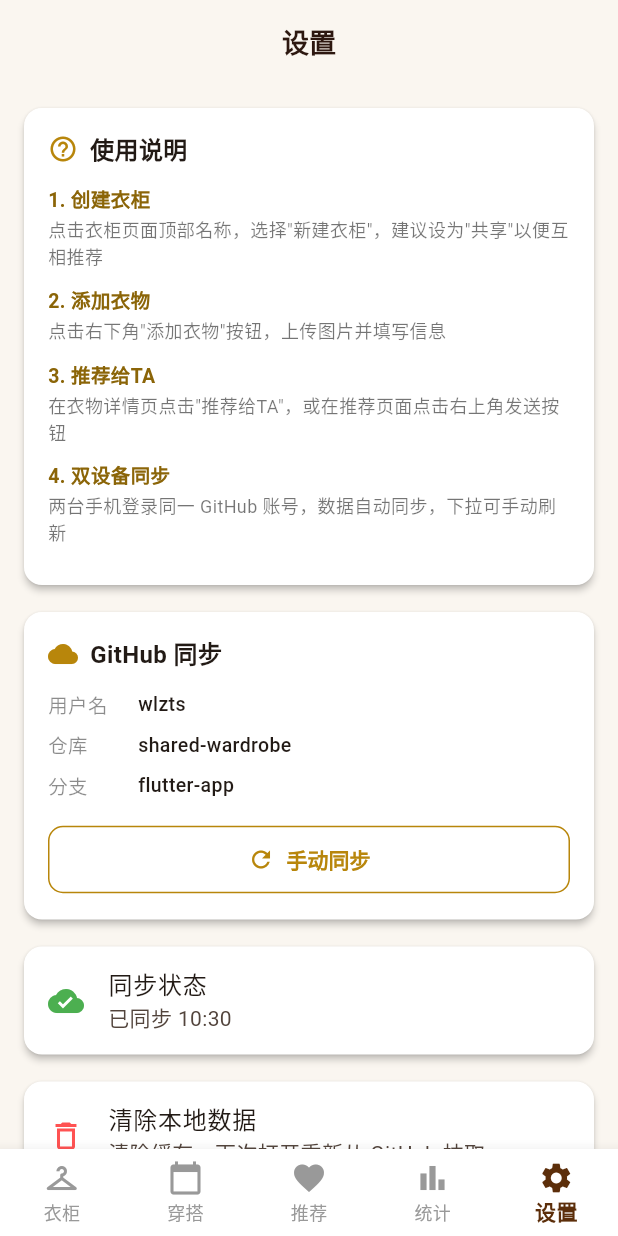
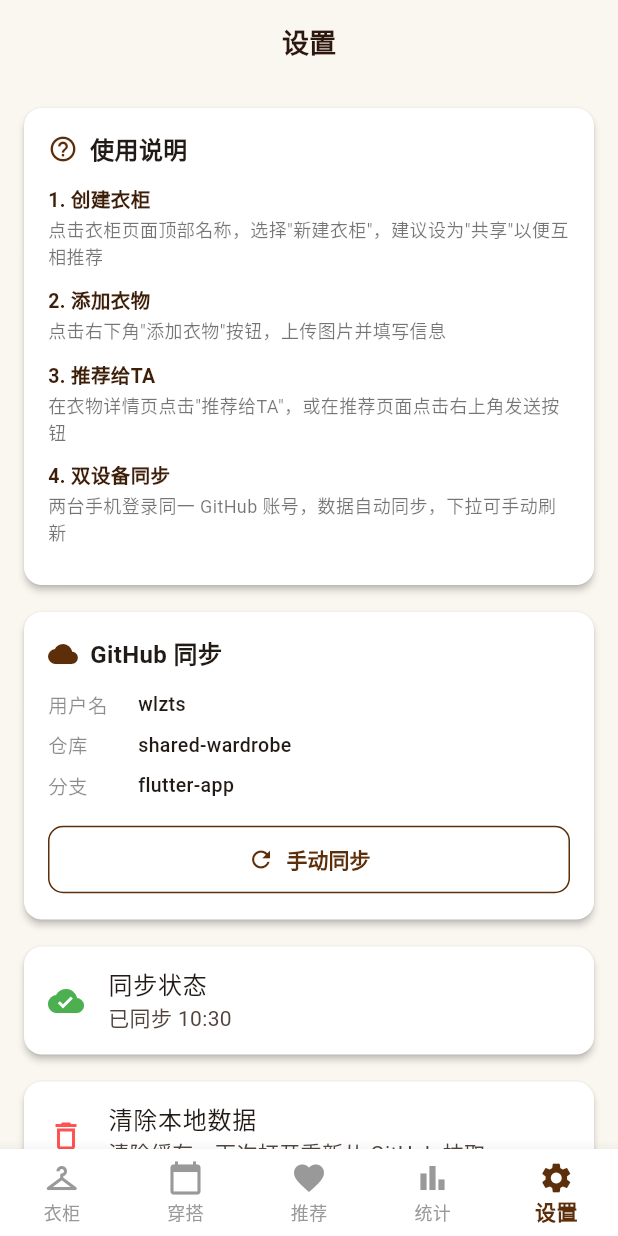
Before and after one commit to wlzts/shared-wardrobe, a Flutter app: the screen it shows after launch, item 5 of the bottom bar chosen, on a phone screen of 412 x 824 dp. Run offline on Flutter 3.47's test engine with Material 3 defaults, Android fonts, the light colour scheme and no system bars; our stand-ins replace cached_network_image, fl_chart, image_picker, shared_preferences; network calls fail.

Commit message:
optimize: lib/screens/settings_screen.dart

```diff
--- a/lib/screens/settings_screen.dart
+++ b/lib/screens/settings_screen.dart
@@ -20,7 +20,7 @@ class SettingsScreen extends StatelessWidget {
               child: Column(
                 crossAxisAlignment: CrossAxisAlignment.start,
                 children: [
-                  const Row(children: [Icon(Icons.help_outline, color: Color(0xFFB8860B), size: 20), SizedBox(width: 8), Text('使用说明', style: TextStyle(fontSize: 16, fontWeight: FontWeight.bold))]),
+                  const Row(children: [Icon(Icons.help_outline, color: Color(0xFF5C2E0A), size: 20), SizedBox(width: 8), Text('使用说明', style: TextStyle(fontSize: 16, fontWeight: FontWeight.bold))]),
                   const SizedBox(height: 12),
                   _helpItem('1. 创建衣柜', '点击衣柜页面顶部名称，选择"新建衣柜"，建议设为"共享"以便互相推荐'),
                   _helpItem('2. 添加衣物', '点击右下角"添加衣物"按钮，上传图片并填写信息'),
@@ -39,7 +39,7 @@ class SettingsScreen extends StatelessWidget {
               child: Column(
                 crossAxisAlignment: CrossAxisAlignment.start,
                 children: [
-                  const Row(children: [Icon(Icons.cloud, color: Color(0xFFB8860B), size: 20), SizedBox(width: 8), Text('GitHub 同步', style: TextStyle(fontSize: 16, fontWeight: FontWeight.bold))]),
+                  const Row(children: [Icon(Icons.cloud, color: Color(0xFF5C2E0A), size: 20), SizedBox(width: 8), Text('GitHub 同步', style: TextStyle(fontSize: 16, fontWeight: FontWeight.bold))]),
                   const SizedBox(height: 12),
                   _infoRow('用户名', state.username),
                   _infoRow('仓库', state.gh.repo),
@@ -52,7 +52,7 @@ class SettingsScreen extends StatelessWidget {
                           onPressed: state.isSyncing ? null : () => state.sync(),
                           icon: Icon(state.isSyncing ? Icons.sync : Icons.refresh, size: 18),
                           label: Text(state.isSyncing ? '同步中...' : '手动同步'),
-                          style: OutlinedButton.styleFrom(foregroundColor: const Color(0xFFB8860B), side: const BorderSide(color: Color(0xFFB8860B))),
+                          style: OutlinedButton.styleFrom(foregroundColor: const Color(0xFF5C2E0A), side: const BorderSide(color: Color(0xFF5C2E0A))),
                         ),
                       ),
                     ],
@@ -111,7 +111,7 @@ class SettingsScreen extends StatelessWidget {
             child: Column(
               crossAxisAlignment: CrossAxisAlignment.start,
               children: [
-                Text(title, style: const TextStyle(fontWeight: FontWeight.w600, fontSize: 13, color: Color(0xFF8B6508))),
+                Text(title, style: const TextStyle(fontWeight: FontWeight.w600, fontSize: 13, color: Color(0xFF3D1E08))),
                 const SizedBox(height: 2),
                 Text(desc, style: const TextStyle(fontSize: 12, color: Colors.black54, height: 1.4)),
               ],
```
